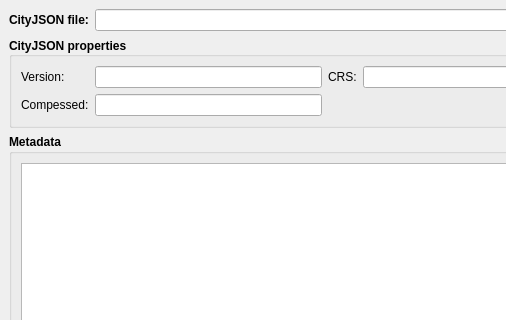
Old version of the form gui/cityjson_loader_dialog_base.ui in the repository cityjson/cityjson-qgis-plugin; both pictures show x 0 to 506 and y 0 to 320 of the 696 by 559 pixel window.
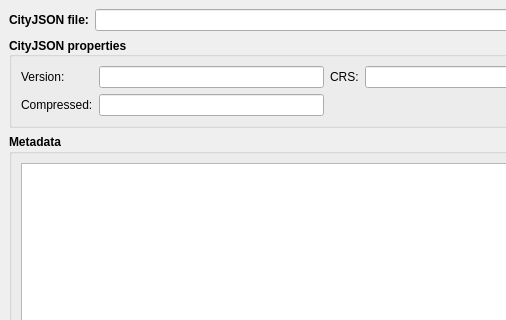
New version of the form. Custom widgets are drawn as their Qt base class.

Commit message: Fix typo in loading window (fixes #28)

```diff
--- a/gui/cityjson_loader_dialog_base.ui
+++ b/gui/cityjson_loader_dialog_base.ui
@@ -197,7 +197,7 @@
              </font>
             </property>
             <property name="text">
-             <string>Compessed:</string>
+             <string>Compressed:</string>
             </property>
            </widget>
           </item>
```
